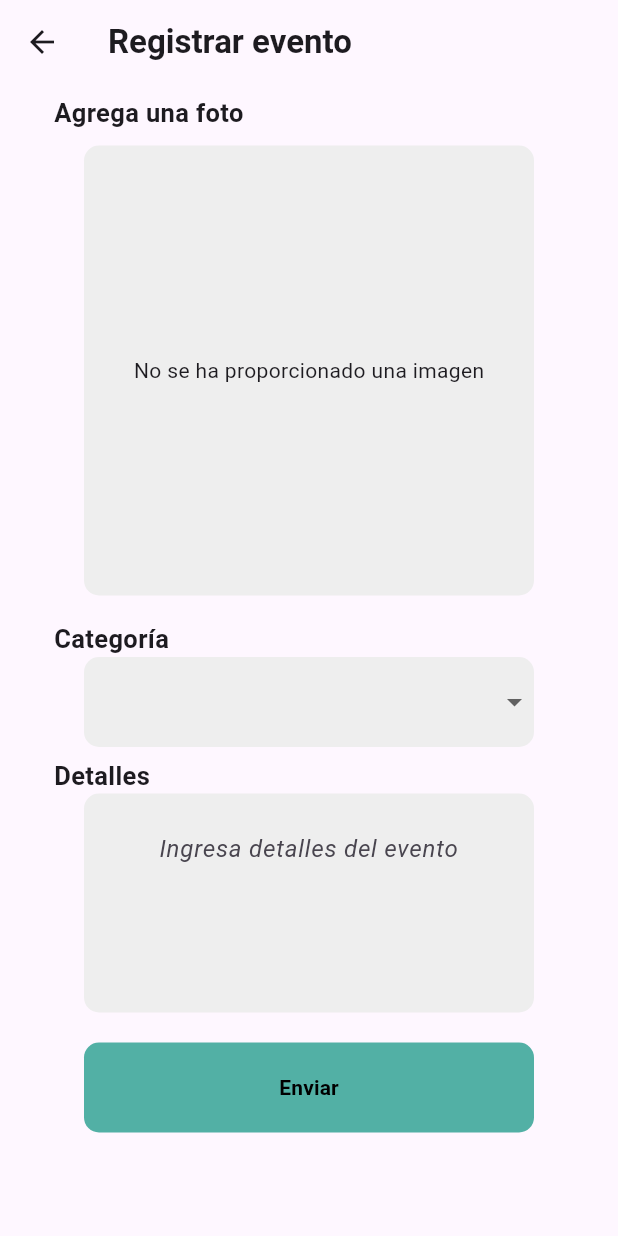
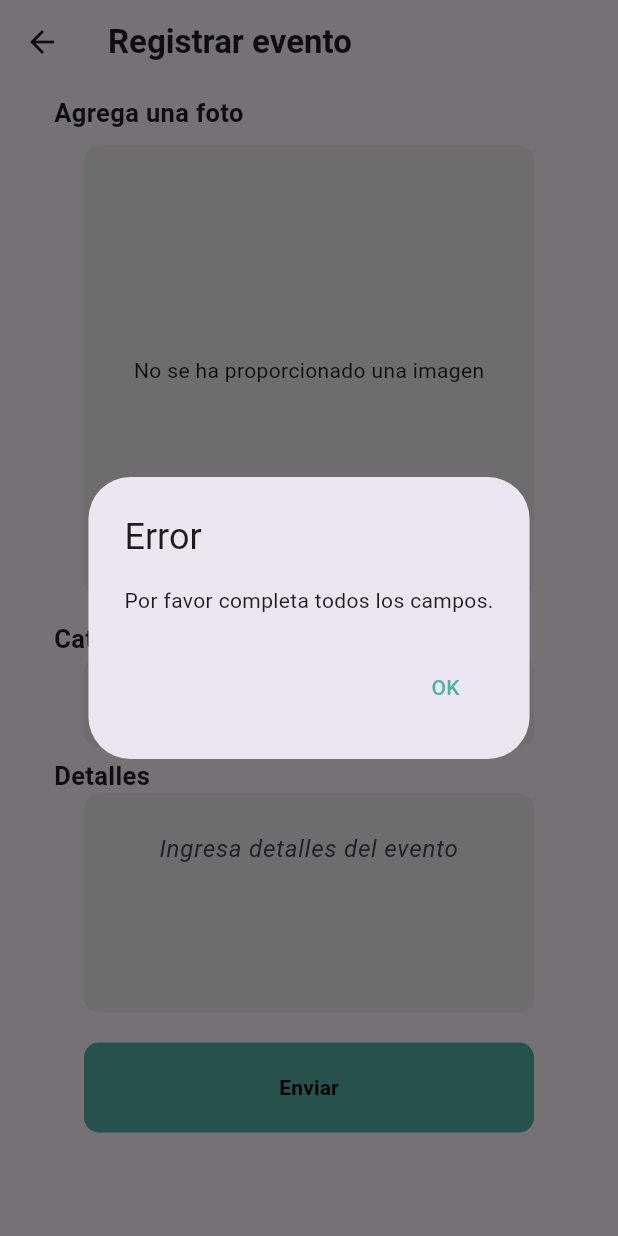
Before and after one commit to GabeASM/safeway-movil, a Flutter app: the EventForm screen opened directly, after a tap on "Enviar", on a phone screen of 412 x 824 dp. Run offline on Flutter 3.47's test engine with Material 3 defaults, Android fonts, the phone set to English and light mode, and no system bars; our stand-ins replace image_picker.

Commit message:
feat: mensaje de error para formulario incompleto

```diff
--- /dev/null
+++ b/lib/events/models/error_event.dart
@@ -0,0 +1,5 @@
+class ErrorParameters {
+  ErrorParameters(this.errorDescription, this.errorSelect);
+  String? errorSelect;
+  String? errorDescription;
+}
--- /dev/null
+++ b/lib/events/models/event.dart
@@ -0,0 +1,6 @@
+class Event {
+  Event(this.category, this.description);
+
+  String category;
+  String description;
+}
--- a/lib/events/screens/event_register.dart
+++ b/lib/events/screens/event_register.dart
@@ -1,6 +1,7 @@
 import 'dart:io';
 import 'package:flutter/material.dart';
 import 'package:image_picker/image_picker.dart';
+import 'package:safeway/events/models/event.dart';
 import 'package:safeway/events/widgets/labels.dart';
 
 class EventForm extends StatefulWidget {
@@ -17,8 +18,10 @@ class _EventFormState extends State<EventForm> {
   final TextEditingController _controller = TextEditingController();
   final Color customColor = const Color(0xFF52B0A5);
 
+  List<String> errors = [];
+
   var categoryList = ['categoria 1', 'categoria 2', 'categoria 3'];
-
+  var event = Event('', '');
   Future<void> _takePhoto() async {
     final pickedImage = await picker.pickImage(source: ImageSource.camera);
 
@@ -29,6 +32,12 @@ class _EventFormState extends State<EventForm> {
         _image = File(pickedImage.path);
       }
     });
+  }
+
+  @override
+  void dispose() {
+    _controller.dispose();
+    super.dispose();
   }
 
   @override
@@ -175,7 +184,34 @@ class _EventFormState extends State<EventForm> {
                               2.0), // Establece el color y el ancho del borde
                     ),
                   ),
-                  onPressed: () {},
+                  onPressed: () {
+                    if (_image == null ||
+                        _selectedCategory == null ||
+                        _controller.text.isEmpty) {
+                      // Aquí puedes mostrar un diálogo de error, una Snackbar o cualquier otro tipo de mensaje
+                      showDialog(
+                        context: context,
+                        builder: (BuildContext context) {
+                          return AlertDialog(
+                            title: const Text('Error'),
+                            content: const Text(
+                                'Por favor completa todos los campos.'),
+                            actions: [
+                              TextButton(
+                                onPressed: () {
+                                  Navigator.of(context).pop();
+                                },
+                                child: Text(
+                                  'OK',
+                                  style: TextStyle(color: customColor),
+                                ),
+                              ),
+                            ],
+                          );
+                        },
+                      );
+                    } else {}
+                  },
                   child: const Text(
                     'Enviar',
                     style: TextStyle(
```
